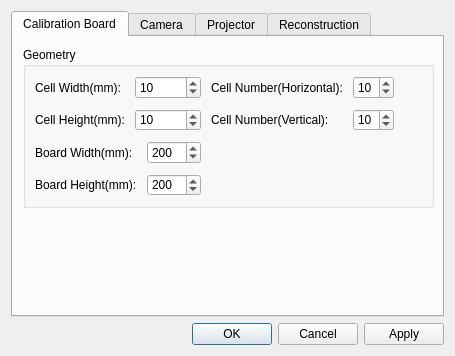
The window that Duke/Set.ui (DrawZeroPoint/Structure-Light-Reconstructor) describes before a commit, drawn with Qt 5.
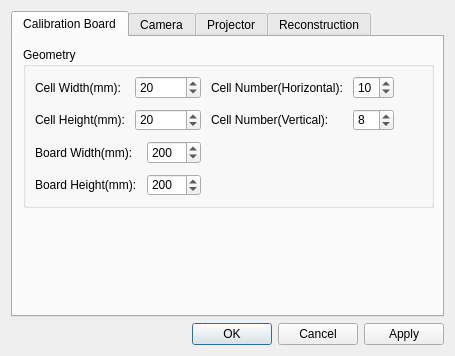
The same window after the commit. The open tabs and pages were chosen to show the change.

Commit message:
The Calib Board Cell in Set Dialog
Add cell width and height setttings in Set dialog

Diff of the .ui file:
```diff
--- a/Duke/Set.ui
+++ b/Duke/Set.ui
@@ -99,7 +99,7 @@
           <item row="0" column="1">
            <widget class="QSpinBox" name="cellWidth">
             <property name="value">
-             <number>10</number>
+             <number>20</number>
             </property>
            </widget>
           </item>
@@ -113,7 +113,7 @@
           <item row="1" column="1">
            <widget class="QSpinBox" name="cellHeight">
             <property name="value">
-             <number>10</number>
+             <number>20</number>
             </property>
            </widget>
           </item>
@@ -148,7 +148,7 @@
           <item row="1" column="1">
            <widget class="QSpinBox" name="spinBox_4">
             <property name="value">
-             <number>10</number>
+             <number>8</number>
             </property>
            </widget>
           </item>
```
Left out of the diff: 2 changed lines with no effect on the pictures. The commit also changes 3 other files.
